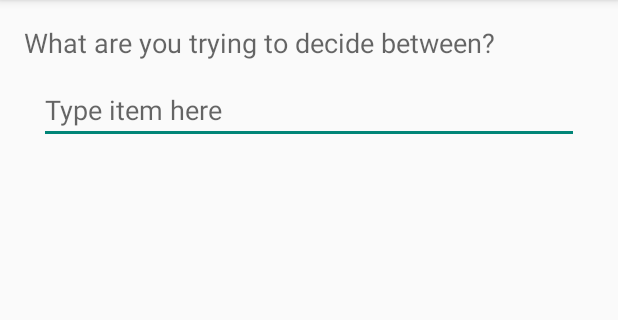
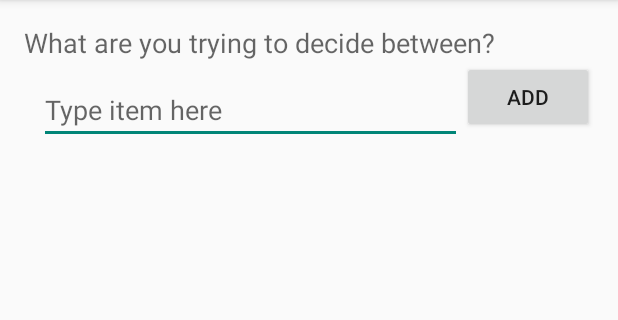
Before and after one commit to cstack/rankit-android, an Android app: the screen it shows after launch (MainActivity), on a phone screen of 412 x 824 dp, the part 84-404 px from its top. Run offline under Robolectric (Android 15) with nearby library versions, the phone set to English and light mode, and no system bars.

Commit message:
Allow user to add options.

```diff
--- a/RankItProject/RankIt/src/main/java/com/connorstack/rankit/MainActivity.java
+++ b/RankItProject/RankIt/src/main/java/com/connorstack/rankit/MainActivity.java
@@ -1,15 +1,16 @@
 package com.connorstack.rankit;
 
 import android.support.v7.app.ActionBarActivity;
-import android.support.v7.app.ActionBar;
-import android.support.v4.app.Fragment;
 import android.os.Bundle;
-import android.view.LayoutInflater;
 import android.view.Menu;
 import android.view.MenuItem;
 import android.view.View;
-import android.view.ViewGroup;
-import android.os.Build;
+import android.widget.ArrayAdapter;
+import android.widget.Button;
+import android.widget.EditText;
+import android.widget.ListView;
+
+import java.util.ArrayList;
 
 public class MainActivity extends ActionBarActivity {
 
@@ -18,11 +19,28 @@ public class MainActivity extends ActionBarActivity {
         super.onCreate(savedInstanceState);
         setContentView(R.layout.activity_main);
 
-        if (savedInstanceState == null) {
-            getSupportFragmentManager().beginTransaction()
-                    .add(R.id.container, new PlaceholderFragment())
-                    .commit();
-        }
+        final ListView optionListView = (ListView) findViewById(R.id.optionListView);
+
+        final ArrayList<String> optionList = new ArrayList<String>();
+
+        final ArrayAdapter<String> optionListAdapter =
+                new ArrayAdapter<String>(this, android.R.layout.simple_list_item_1, optionList);
+
+        optionListView.setAdapter(optionListAdapter);
+
+        final EditText optionEditText = (EditText) findViewById(R.id.optionEditText);
+        final Button addOptionButton = (Button) findViewById(R.id.addOptionButton);
+        addOptionButton.setOnClickListener(new View.OnClickListener() {
+            @Override
+            public void onClick(View view) {
+                final String newOption = optionEditText.getText().toString();
+                if (!newOption.isEmpty()) {
+                    optionEditText.getText().clear();
+                    optionList.add(0, newOption);
+                    optionListAdapter.notifyDataSetChanged();
+                }
+            }
+        });
     }
 
 
@@ -46,20 +64,4 @@ public class MainActivity extends ActionBarActivity {
         return super.onOptionsItemSelected(item);
     }
 
-    /**
-     * A placeholder fragment containing a simple view.
-     */
-    public static class PlaceholderFragment extends Fragment {
-
-        public PlaceholderFragment() {
-        }
-
-        @Override
-        public View onCreateView(LayoutInflater inflater, ViewGroup container,
-                Bundle savedInstanceState) {
-            View rootView = inflater.inflate(R.layout.fragment_main, container, false);
-            return rootView;
-        }
-    }
-
 }
--- a/RankItProject/RankIt/src/main/res/layout/activity_main.xml
+++ b/RankItProject/RankIt/src/main/res/layout/activity_main.xml
@@ -1,7 +1,50 @@
-<FrameLayout xmlns:android="http://schemas.android.com/apk/res/android"
+<RelativeLayout xmlns:android="http://schemas.android.com/apk/res/android"
     xmlns:tools="http://schemas.android.com/tools"
-    android:id="@+id/container"
     android:layout_width="match_parent"
     android:layout_height="match_parent"
-    tools:context=".MainActivity"
-    tools:ignore="MergeRootFrame" />
+    android:paddingLeft="@dimen/activity_horizontal_margin"
+    android:paddingRight="@dimen/activity_horizontal_margin"
+    android:paddingTop="@dimen/activity_vertical_margin"
+    android:paddingBottom="@dimen/activity_vertical_margin"
+    tools:context=".MainActivity$PlaceholderFragment">
+
+    <TextView
+        android:layout_width="wrap_content"
+        android:layout_height="wrap_content"
+        android:textAppearance="?android:attr/textAppearanceMedium"
+        android:text="What are you trying to decide between?"
+        android:id="@+id/textView"
+        android:layout_alignParentTop="true"
+        android:layout_alignParentLeft="true"
+        android:layout_alignParentRight="true" />
+
+    <EditText
+        android:layout_width="wrap_content"
+        android:layout_height="wrap_content"
+        android:id="@+id/optionEditText"
+        android:hint="Type item here"
+        android:singleLine="true"
+        android:imeOptions="actionDone"
+        android:layout_below="@+id/textView"
+        android:layout_alignParentLeft="true"
+        android:layout_marginLeft="10dp"
+        android:layout_marginTop="10dp"
+        android:layout_marginBottom="10dp"
+        android:layout_toLeftOf="@+id/addOptionButton" />
+
+    <ListView
+        android:layout_width="wrap_content"
+        android:layout_height="wrap_content"
+        android:id="@+id/optionListView"
+        android:layout_below="@+id/optionEditText"
+        android:layout_alignParentLeft="true" />
+
+    <Button
+        android:layout_width="wrap_content"
+        android:layout_height="wrap_content"
+        android:text="Add"
+        android:id="@+id/addOptionButton"
+        android:layout_below="@+id/textView"
+        android:layout_alignParentRight="true" />
+
+</RelativeLayout>
--- a/RankItProject/RankIt/src/main/res/layout/fragment_main.xml
+++ /dev/null
@@ -1,40 +0,0 @@
-<RelativeLayout xmlns:android="http://schemas.android.com/apk/res/android"
-    xmlns:tools="http://schemas.android.com/tools"
-    android:layout_width="match_parent"
-    android:layout_height="match_parent"
-    android:paddingLeft="@dimen/activity_horizontal_margin"
-    android:paddingRight="@dimen/activity_horizontal_margin"
-    android:paddingTop="@dimen/activity_vertical_margin"
-    android:paddingBottom="@dimen/activity_vertical_margin"
-    tools:context=".MainActivity$PlaceholderFragment">
-
-    <TextView
-        android:layout_width="wrap_content"
-        android:layout_height="wrap_content"
-        android:textAppearance="?android:attr/textAppearanceMedium"
-        android:text="What are you trying to decide between?"
-        android:id="@+id/textView"
-        android:layout_alignParentTop="true"
-        android:layout_alignParentLeft="true"
-        android:layout_alignParentRight="true" />
-
-    <EditText
-        android:layout_width="wrap_content"
-        android:layout_height="wrap_content"
-        android:id="@+id/editText"
-        android:hint="Type item here"
-        android:singleLine="true"
-        android:imeOptions="actionDone"
-        android:layout_margin="10dp"
-        android:layout_below="@+id/textView"
-        android:layout_alignParentLeft="true"
-        android:layout_alignParentRight="true" />
-
-    <ListView
-        android:layout_width="wrap_content"
-        android:layout_height="wrap_content"
-        android:id="@+id/listView"
-        android:layout_below="@+id/editText"
-        android:layout_alignParentLeft="true" />
-
-</RelativeLayout>
```
